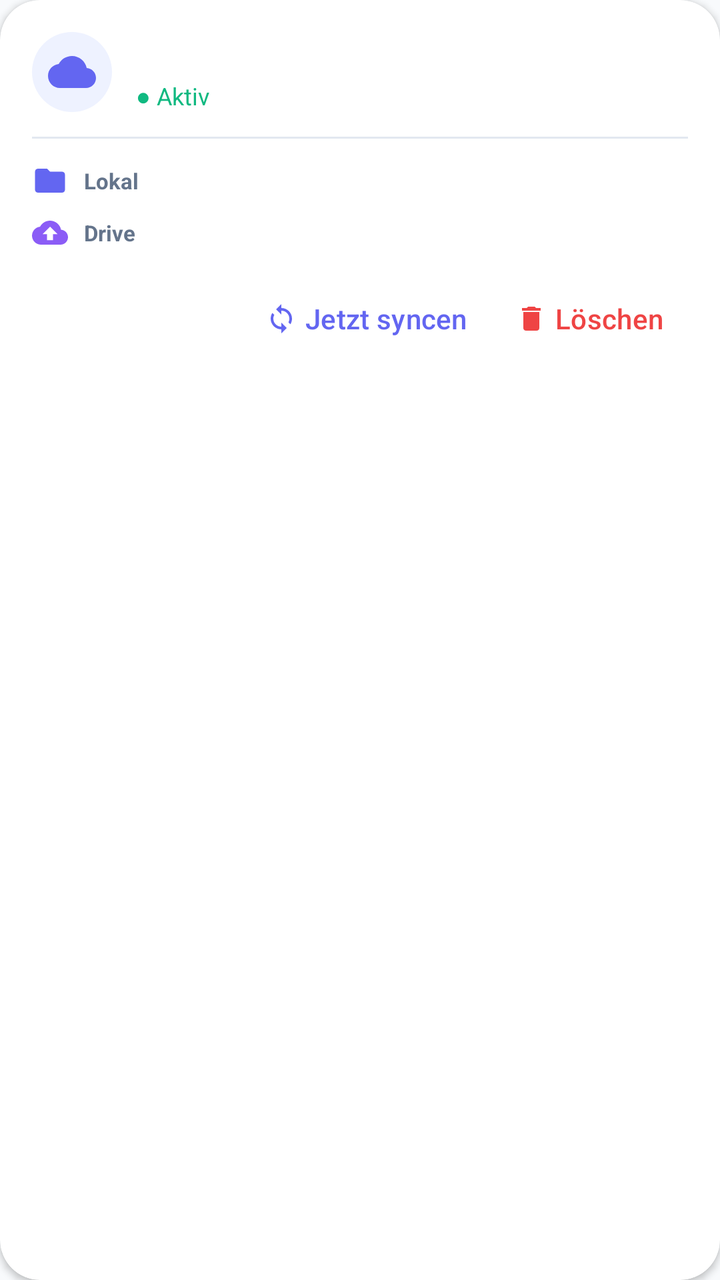
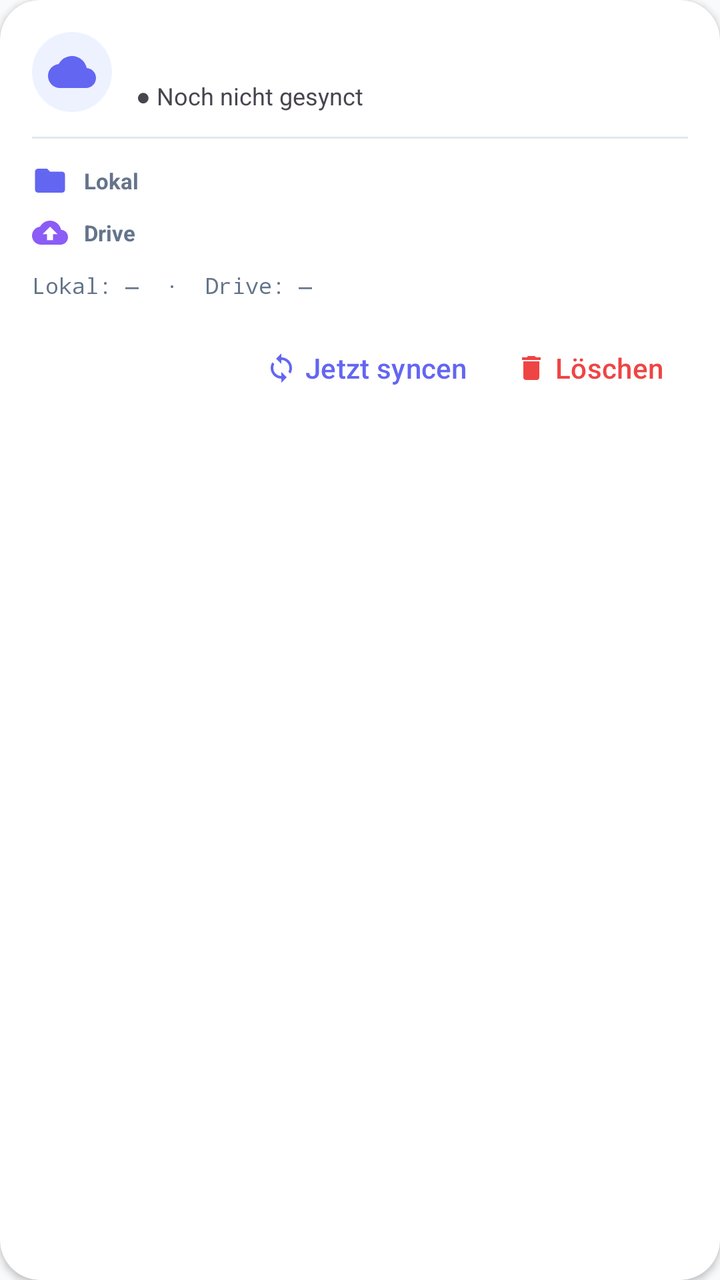

An Android layout rendered at two revisions. The XML below is the earlier revision; the diff shows what the commit changed to produce the second picture.
<!-- AndroidManifest.xml: application theme Theme.AutoSyncFree -->
<!-- res/layout/item_pair.xml -->
<?xml version="1.0" encoding="utf-8"?>
<com.google.android.material.card.MaterialCardView
    xmlns:android="http://schemas.android.com/apk/res/android"
    xmlns:app="http://schemas.android.com/apk/res-auto"
    android:layout_width="match_parent"
    android:layout_height="wrap_content"
    android:layout_marginBottom="12dp"
    app:cardCornerRadius="20dp"
    app:cardElevation="2dp"
    app:cardBackgroundColor="@color/surface"
    app:strokeWidth="0dp">

    <LinearLayout
        android:layout_width="match_parent"
        android:layout_height="wrap_content"
        android:orientation="vertical"
        android:padding="16dp">

        <LinearLayout
            android:layout_width="match_parent"
            android:layout_height="wrap_content"
            android:orientation="horizontal"
            android:gravity="center_vertical">

            <ImageView
                android:layout_width="40dp"
                android:layout_height="40dp"
                android:background="@drawable/bg_icon_circle"
                android:padding="8dp"
                android:src="@drawable/ic_cloud_sync"
                android:tint="@color/brand_primary"/>

            <LinearLayout
                android:layout_width="0dp"
                android:layout_height="wrap_content"
                android:layout_weight="1"
                android:layout_marginStart="12dp"
                android:orientation="vertical">

                <TextView
                    android:id="@+id/tvName"
                    android:layout_width="match_parent"
                    android:layout_height="wrap_content"
                    android:textSize="16sp"
                    android:textStyle="bold"
                    android:textColor="@color/text_primary"
                    android:maxLines="1"
                    android:ellipsize="end"/>

                <TextView
                    android:layout_width="wrap_content"
                    android:layout_height="wrap_content"
                    android:text="@string/active"
                    android:textSize="12sp"
                    android:textColor="@color/success"
                    android:layout_marginTop="2dp"/>
            </LinearLayout>
        </LinearLayout>

        <View
            android:layout_width="match_parent"
            android:layout_height="1dp"
            android:layout_marginTop="12dp"
            android:layout_marginBottom="12dp"
            android:background="@color/divider"/>

        <LinearLayout
            android:layout_width="match_parent"
            android:layout_height="wrap_content"
            android:orientation="horizontal"
            android:gravity="center_vertical">

            <ImageView
                android:layout_width="18dp"
                android:layout_height="18dp"
                android:src="@drawable/ic_folder"
                android:tint="@color/brand_primary"/>

            <TextView
                android:layout_width="wrap_content"
                android:layout_height="wrap_content"
                android:text="Lokal"
                android:textSize="11sp"
                android:textStyle="bold"
                android:textColor="@color/text_secondary"
                android:layout_marginStart="8dp"/>

            <TextView
                android:id="@+id/tvLocal"
                android:layout_width="0dp"
                android:layout_height="wrap_content"
                android:layout_weight="1"
                android:textSize="12sp"
                android:textColor="@color/text_primary"
                android:layout_marginStart="8dp"
                android:maxLines="1"
                android:ellipsize="middle"/>
        </LinearLayout>

        <LinearLayout
            android:layout_width="match_parent"
            android:layout_height="wrap_content"
            android:orientation="horizontal"
            android:gravity="center_vertical"
            android:layout_marginTop="8dp">

            <ImageView
                android:layout_width="18dp"
                android:layout_height="18dp"
                android:src="@drawable/ic_drive"
                android:tint="@color/brand_secondary"/>

            <TextView
                android:layout_width="wrap_content"
                android:layout_height="wrap_content"
                android:text="Drive"
                android:textSize="11sp"
                android:textStyle="bold"
                android:textColor="@color/text_secondary"
                android:layout_marginStart="8dp"/>

            <TextView
                android:id="@+id/tvDrive"
                android:layout_width="0dp"
                android:layout_height="wrap_content"
                android:layout_weight="1"
                android:textSize="12sp"
                android:textColor="@color/text_primary"
                android:layout_marginStart="8dp"
                android:maxLines="1"
                android:ellipsize="middle"/>
        </LinearLayout>

        <LinearLayout
            android:layout_width="match_parent"
            android:layout_height="wrap_content"
            android:orientation="horizontal"
            android:gravity="end"
            android:layout_marginTop="10dp">

            <com.google.android.material.button.MaterialButton
                android:id="@+id/btnSync"
                style="@style/Widget.Material3.Button.TextButton"
                android:layout_width="wrap_content"
                android:layout_height="wrap_content"
                android:text="@string/sync_now"
                android:textColor="@color/brand_primary"
                app:icon="@drawable/ic_sync"
                app:iconTint="@color/brand_primary"
                app:iconSize="16dp"/>

            <com.google.android.material.button.MaterialButton
                android:id="@+id/btnDelete"
                style="@style/Widget.Material3.Button.TextButton"
                android:layout_width="wrap_content"
                android:layout_height="wrap_content"
                android:text="@string/delete"
                android:textColor="@color/danger"
                app:icon="@drawable/ic_delete"
                app:iconTint="@color/danger"
                app:iconSize="16dp"/>
        </LinearLayout>

    </LinearLayout>
</com.google.android.material.card.MaterialCardView>
<!-- resources referenced by this layout -->
<resources>
  <color name="brand_primary">#6366F1</color>
  <color name="brand_secondary">#8B5CF6</color>
  <color name="danger">#EF4444</color>
  <color name="divider">#E2E8F0</color>
  <color name="success">#10B981</color>
  <color name="surface">#FFFFFF</color>
  <color name="text_primary">#0F172A</color>
  <color name="text_secondary">#64748B</color>
  <!-- drawable bg_icon_circle (drawable) -->
  <shape xmlns:android="http://schemas.android.com/apk/res/android" android:shape="oval">
      <solid android:color="@color/icon_circle_bg"/>
  </shape>
  <!-- drawable ic_cloud_sync (drawable) -->
  <vector xmlns:android="http://schemas.android.com/apk/res/android"
      android:width="24dp" android:height="24dp"
      android:viewportWidth="24" android:viewportHeight="24">
      <path android:fillColor="#FFFFFF"
          android:pathData="M19.35,10.04C18.67,6.59 15.64,4 12,4 9.11,4 6.6,5.64 5.35,8.04 2.34,8.36 0,10.91 0,14c0,3.31 2.69,6 6,6h13c2.76,0 5,-2.24 5,-5 0,-2.64 -2.05,-4.78 -4.65,-4.96z"/>
  </vector>
  <!-- drawable ic_delete (drawable) -->
  <vector xmlns:android="http://schemas.android.com/apk/res/android"
      android:width="24dp" android:height="24dp"
      android:viewportWidth="24" android:viewportHeight="24">
      <path android:fillColor="#000000"
          android:pathData="M6,19c0,1.1 0.9,2 2,2h8c1.1,0 2,-0.9 2,-2V7H6v12zM19,4h-3.5l-1,-1h-5l-1,1H5v2h14V4z"/>
  </vector>
  <!-- drawable ic_drive (drawable) -->
  <vector xmlns:android="http://schemas.android.com/apk/res/android"
      android:width="24dp" android:height="24dp"
      android:viewportWidth="24" android:viewportHeight="24">
      <path android:fillColor="#000000"
          android:pathData="M19.35,10.04C18.67,6.59 15.64,4 12,4 9.11,4 6.6,5.64 5.35,8.04 2.34,8.36 0,10.91 0,14c0,3.31 2.69,6 6,6h13c2.76,0 5,-2.24 5,-5 0,-2.64 -2.05,-4.78 -4.65,-4.96zM14,13v4h-4v-4H7l5,-5 5,5h-3z"/>
  </vector>
  <!-- drawable ic_folder (drawable) -->
  <vector xmlns:android="http://schemas.android.com/apk/res/android"
      android:width="24dp" android:height="24dp"
      android:viewportWidth="24" android:viewportHeight="24">
      <path android:fillColor="#000000"
          android:pathData="M10,4H4c-1.1,0 -1.99,0.9 -1.99,2L2,18c0,1.1 0.9,2 2,2h16c1.1,0 2,-0.9 2,-2V8c0,-1.1 -0.9,-2 -2,-2h-8l-2,-2z"/>
  </vector>
  <!-- drawable ic_sync (drawable) -->
  <vector xmlns:android="http://schemas.android.com/apk/res/android"
      android:width="24dp" android:height="24dp"
      android:viewportWidth="24" android:viewportHeight="24">
      <path android:fillColor="#000000"
          android:pathData="M12,4V1L8,5l4,4V6c3.31,0 6,2.69 6,6 0,1.01 -0.25,1.97 -0.7,2.8l1.46,1.46C19.54,15.03 20,13.57 20,12c0,-4.42 -3.58,-8 -8,-8zM12,18c-3.31,0 -6,-2.69 -6,-6 0,-1.01 0.25,-1.97 0.7,-2.8L5.24,7.74C4.46,8.97 4,10.43 4,12c0,4.42 3.58,8 8,8v3l4,-4 -4,-4v3z"/>
  </vector>
  <string name="active">● Aktiv</string>
  <string name="delete">Löschen</string>
  <string name="sync_now">Jetzt syncen</string>
  <style name="Theme.AutoSyncFree" parent="Theme.Material3.DayNight.NoActionBar">
          <item name="colorPrimary">@color/brand_primary</item>
          <item name="colorOnPrimary">@color/surface</item>
          <item name="colorSecondary">@color/brand_secondary</item>
          <item name="colorOnSecondary">@color/surface</item>
          <item name="android:windowBackground">@color/bg</item>
          <item name="android:statusBarColor">@color/brand_primary</item>
      </style>
  <color name="icon_circle_bg">#EEF2FF</color>
  <color name="bg">#F8FAFC</color>
</resources>

<!-- the commit's change to res/layout/item_pair.xml (unified diff, before → after) -->
@@ -48,11 +48,11 @@
                     android:ellipsize="end"/>
 
                 <TextView
+                    android:id="@+id/tvStatus"
                     android:layout_width="wrap_content"
                     android:layout_height="wrap_content"
-                    android:text="@string/active"
                     android:textSize="12sp"
-                    android:textColor="@color/success"
+                    android:text="● Noch nicht gesynct"
                     android:layout_marginTop="2dp"/>
             </LinearLayout>
         </LinearLayout>
@@ -131,6 +131,16 @@
                 android:ellipsize="middle"/>
         </LinearLayout>
 
+        <TextView
+            android:id="@+id/tvHashes"
+            android:layout_width="match_parent"
+            android:layout_height="wrap_content"
+            android:layout_marginTop="10dp"
+            android:textSize="11sp"
+            android:fontFamily="monospace"
+            android:textColor="@color/text_secondary"
+            android:text="Lokal: —  ·  Drive: —"/>
+
         <LinearLayout
             android:layout_width="match_parent"
             android:layout_height="wrap_content"
<!-- resource entries referenced after the edit -->
@@ -4,7 +4,6 @@
   <color name="brand_secondary">#8B5CF6</color>
   <color name="danger">#EF4444</color>
   <color name="divider">#E2E8F0</color>
-  <color name="success">#10B981</color>
   <color name="surface">#FFFFFF</color>
   <color name="text_primary">#0F172A</color>
   <color name="text_secondary">#64748B</color>
@@ -47,7 +46,6 @@
       <path android:fillColor="#000000"
           android:pathData="M12,4V1L8,5l4,4V6c3.31,0 6,2.69 6,6 0,1.01 -0.25,1.97 -0.7,2.8l1.46,1.46C19.54,15.03 20,13.57 20,12c0,-4.42 -3.58,-8 -8,-8zM12,18c-3.31,0 -6,-2.69 -6,-6 0,-1.01 0.25,-1.97 0.7,-2.8L5.24,7.74C4.46,8.97 4,10.43 4,12c0,4.42 3.58,8 8,8v3l4,-4 -4,-4v3z"/>
   </vector>
-  <string name="active">● Aktiv</string>
   <string name="delete">Löschen</string>
   <string name="sync_now">Jetzt syncen</string>
   <style name="Theme.AutoSyncFree" parent="Theme.Material3.DayNight.NoActionBar">
